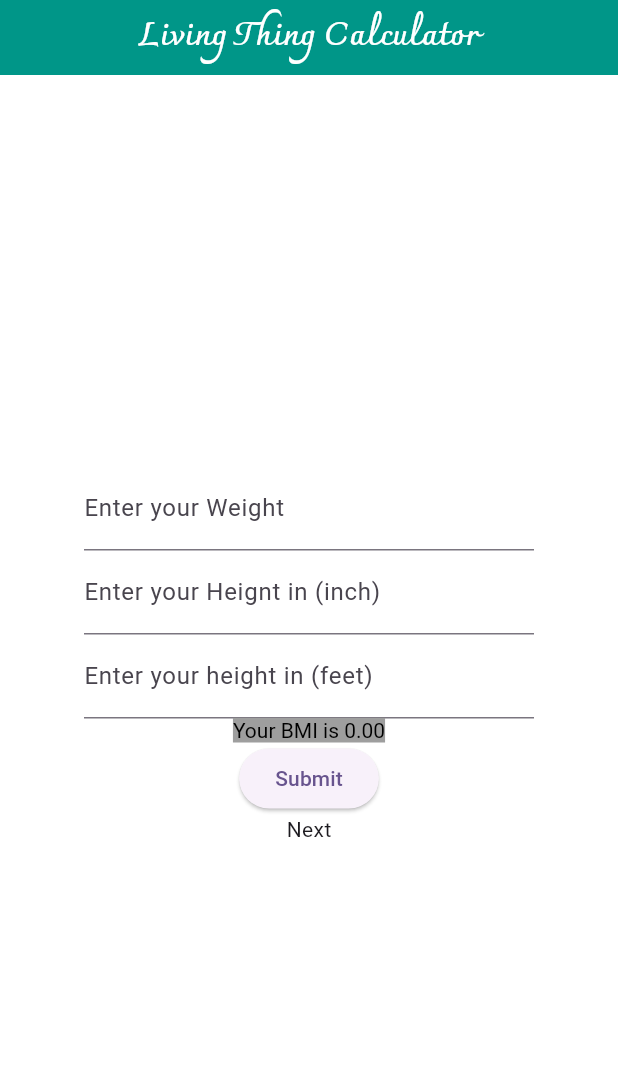
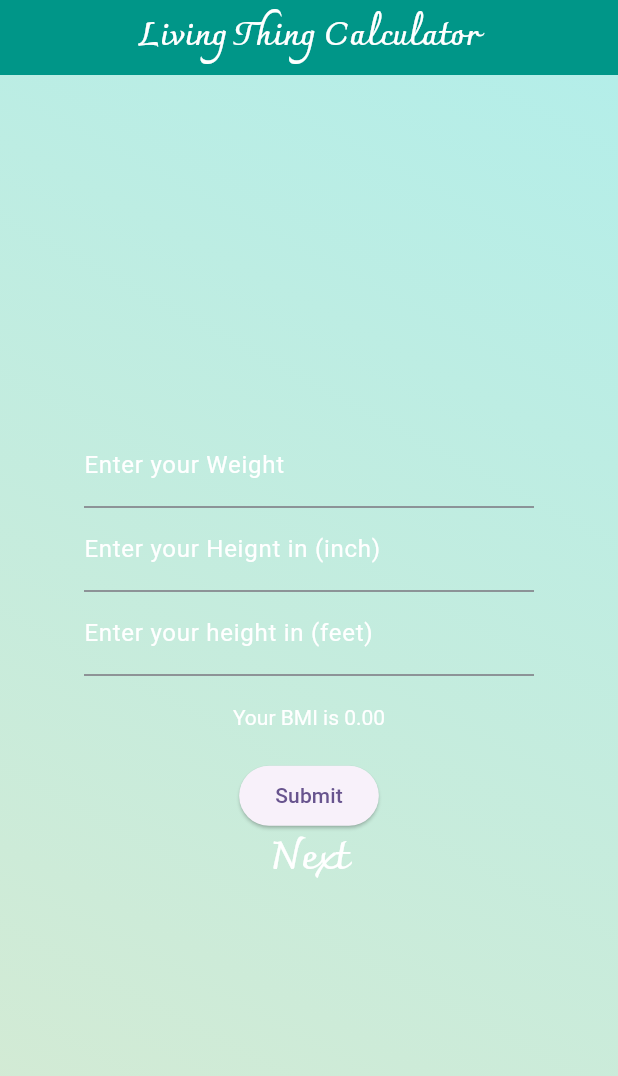
Before and after one commit to Muhammad-Hassan-student/Flutter-Projects-Pro-Level, a Flutter app: the screen it shows after launch, on a phone screen of 412 x 824 dp. Shown: the top 1076 px of the screen. Run offline on Flutter 3.47's test engine with Material 3 defaults, Android fonts, the phone set to English and light mode, and no system bars.

Commit message:
How to Add Gradient As App Background

```diff
--- a/lib/main.dart
+++ b/lib/main.dart
@@ -37,7 +37,12 @@ class _BMIState extends State<BMI> {
   var feetCon = TextEditingController();
   var result;
 
-  var color = Colors.white;
+  var color = LinearGradient(colors: [
+    Color(0xffb4eee9),
+    Color(0xffd6ead2),
+
+  ],begin: FractionalOffset(1.0, 0.0),end: FractionalOffset(0.0, 1.0));
+
   double bmi = 0.0;
 
   calculateBmi() {
@@ -55,13 +60,25 @@ class _BMIState extends State<BMI> {
         print(bmi);
         if (bmi > 25) {
           result = "Over Weight ";
-          color = Colors.orange;
+          color = LinearGradient(colors: [
+            Color(0xffff5858),
+            Color(0xfff09819),
+          ]);
+
         } else if (bmi < 18) {
           result = "Under weight ";
-          color = Colors.red;
+          color = LinearGradient(colors: [
+            Color(0xffff0844),
+            Color(0xffffb199),
+          ]);
+
         } else {
           result = "You are healthy ";
-          color = Colors.green;
+          color = LinearGradient(colors: [
+            Color(0xff43e97b),
+            Color(0xff38f9d7),
+          ]);
+
         }
       });
     } else {
@@ -90,8 +107,12 @@ class _BMIState extends State<BMI> {
             )),
       ),
       body: Container(
+
         decoration: BoxDecoration(
-          color: color,
+          //
+
+          gradient: color,
+
         ),
         child: Center(
           child: Container(
@@ -100,50 +121,58 @@ class _BMIState extends State<BMI> {
               mainAxisAlignment: MainAxisAlignment.center,
               children: [
                 TextField(
+                  style: TextStyle(color: Colors.white),
                   controller: wtCon,
                   keyboardType: TextInputType.number,
                   decoration: InputDecoration(
-                    label: Text("Enter your Weight"),
+                    label: Text("Enter your Weight",style: TextStyle(color: Colors.white),),
                   ),
                 ),
                 TextField(
+                  style: TextStyle(color: Colors.white),
                   controller: inchCon,
                   keyboardType: TextInputType.number,
                   decoration: InputDecoration(
-                    label: Text("Enter your Heignt in (inch)"),
+                    label: Text("Enter your Heignt in (inch)",style: TextStyle(color: Colors.white),),
                   ),
                 ),
                 TextField(
+                  style: TextStyle(color: Colors.white),
                   controller: feetCon,
                   keyboardType: TextInputType.number,
                   decoration: InputDecoration(
-                    label: Text("Enter your height in (feet)"),
+                    label: Text("Enter your height in (feet)",style: TextStyle(color: Colors.white),),
                   ),
                 ),
+                SizedBox(height: 20,),
+
                 Center(
+
                   child: RichText(
+
                       text: TextSpan(
                           style: TextStyle(
-                            backgroundColor: Colors.grey,
-                            color: Colors.black,
+
+                            color: Colors.white,
                           ),
                           children: [
                         TextSpan(
                           style: TextStyle(
-                            color: color,
+                            // color: color,
                           ),
                           text: result,
                         ),
                         TextSpan(text: "Your BMI is ${bmi.toStringAsFixed(2)}")
                       ])),
                 ),
+                SizedBox(height: 20,),
                 ElevatedButton(onPressed: calculateBmi, child: Text("Submit")),
                 InkWell(
                   onTap: () {
                     Navigator.push(context,
                         MaterialPageRoute(builder: (context) => Counter()));
                   },
-                  child: Text("Next"),
+                  child: Text("Next",style: TextStyle(color: Colors.white,fontSize: 26,fontFamily: "Charmonman", fontWeight: FontWeight.w600),),
                 )
               ],
             ),
```
